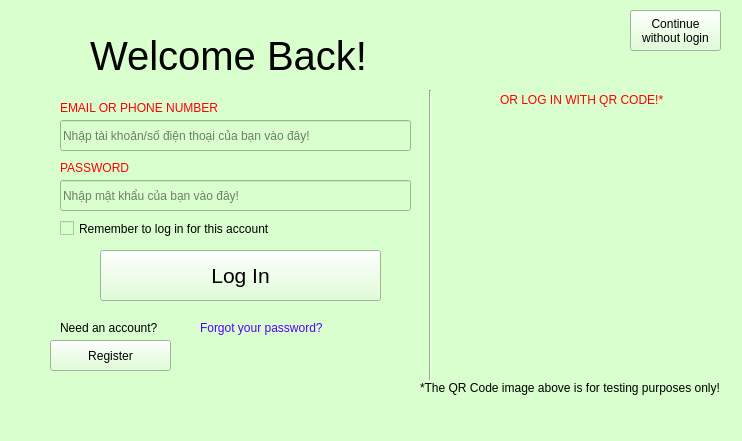
The window that PTI/SPCK/GUI/dangnhap.ui (GreenSystemDuy08/TL-C4K-PTI01) describes before a commit, drawn with Qt 5.
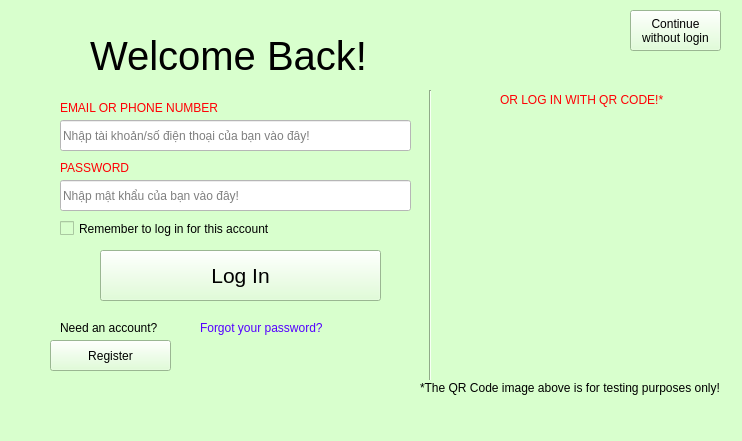
The same window after the commit. Icons and pictures are not drawn.

```diff
--- a/PTI/SPCK/GUI/dangnhap.ui
+++ b/PTI/SPCK/GUI/dangnhap.ui
@@ -70,7 +70,7 @@
      </rect>
     </property>
     <property name="styleSheet">
-     <string notr="true"/>
+     <string notr="true">background-color: rgb(255, 255, 255);</string>
     </property>
     <property name="text">
      <string/>
@@ -108,7 +108,7 @@
      <cursorShape>IBeamCursor</cursorShape>
     </property>
     <property name="styleSheet">
-     <string notr="true"/>
+     <string notr="true">background-color: rgb(255, 255, 255);</string>
     </property>
     <property name="echoMode">
      <enum>QLineEdit::Password</enum>
```
